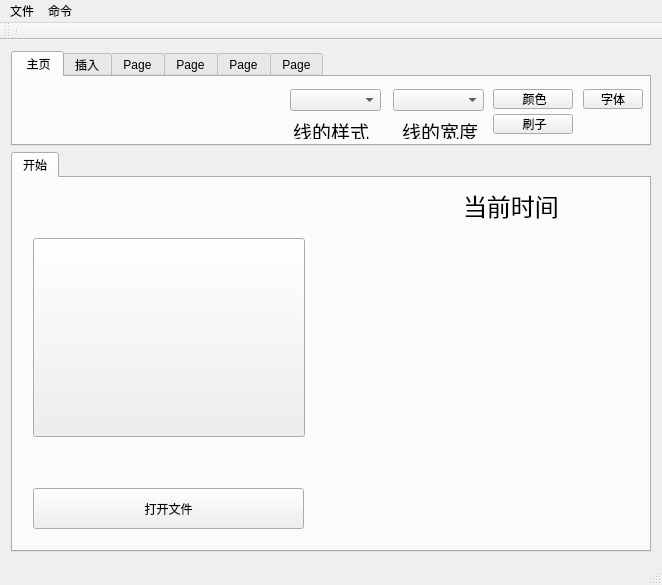
First picture: the form in mainwindow.ui, repository charon-cheung/QSketch, before the edit.
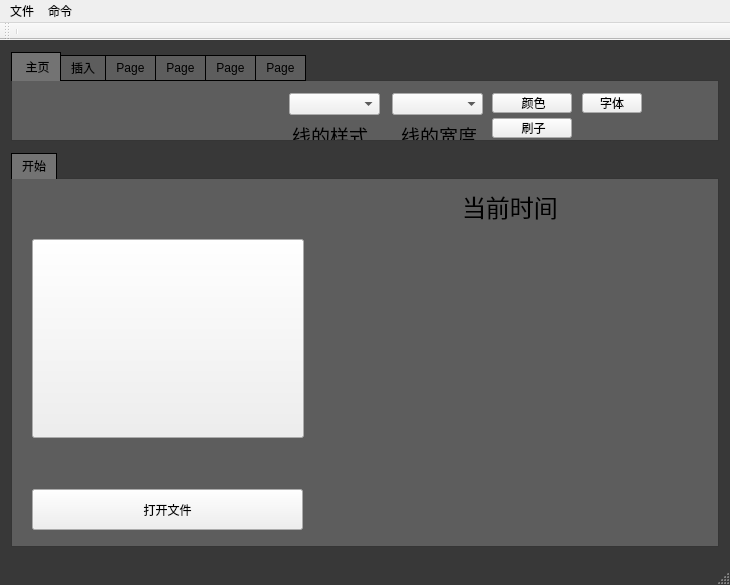
Second picture: the form after the edit. Icons and pictures are not drawn. Custom widgets are drawn as their Qt base class.

Diff of the .ui file:
```diff
--- a/mainwindow.ui
+++ b/mainwindow.ui
@@ -6,8 +6,8 @@
    <rect>
     <x>0</x>
     <y>0</y>
-    <width>660</width>
-    <height>582</height>
+    <width>730</width>
+    <height>570</height>
    </rect>
   </property>
   <property name="windowTitle">
@@ -18,7 +18,117 @@
 {
     padding: -1;
 } 
-QPushButton::menu-indicator{image:None;}</string>
+QPushButton::menu-indicator{image:None;}
+
+QMainWindow
+{
+	background-color: rgb(56,56,56);
+}
+
+
+
+QTabWidget::pane { /* The tab widget frame */
+border-top: 1px solid rgb(53,53,53);
+border-left: 1px solid rgb(53,53,53);
+border-bottom: 1px solid rgb(53,53,53);
+border-right: 1px solid rgb(53,53,53);
+
+background-color: rgb(93,93,93);
+left:    0px;
+right:   0px;
+bottom:  5px;
+right:   0px;
+}
+
+
+QTabWidget::tab-bar:top {
+    top: 1px;
+}
+
+QTabWidget::tab-bar:bottom {
+    bottom: 1px;
+}
+
+QTabWidget::tab-bar:left {
+    right: 1px;
+}
+
+QTabWidget::tab-bar:right {
+    left: 1px;
+}
+
+QTabBar::tab {
+    border: 1px solid black;
+	min-width: 70px;
+    min-height: 10px;
+}
+
+QTabBar::tab:selected {
+    background: rgb(115,115,115);
+}
+
+QTabBar::tab:!selected {
+    background: rgb(93,93,93);
+}
+
+QTabBar::tab:!selected:hover {
+    background: #999;
+}
+
+QTabBar::tab:top:!selected {
+    margin-top: 3px;
+}
+
+QTabBar::tab:bottom:!selected {
+    margin-bottom: 3px;
+}
+
+QTabBar::tab:top, QTabBar::tab:bottom {
+    min-width: 8px;
+    margin-right: -1px;
+    padding: 5px 10px 5px 10px;
+}
+
+QTabBar::tab:top:selected {
+    border-bottom-color: none;
+}
+
+QTabBar::tab:bottom:selected {
+    border-top-color: none;
+}
+
+QTabBar::tab:top:last, QTabBar::tab:bottom:last,
+QTabBar::tab:top:only-one, QTabBar::tab:bottom:only-one {
+    margin-right: 0;
+}
+
+QTabBar::tab:left:!selected {
+    margin-right: 3px;
+}
+
+QTabBar::tab:right:!selected {
+    margin-left: 3px;
+}
+
+QTabBar::tab:left, QTabBar::tab:right {
+    min-height: 8px;
+    margin-bottom: -1px;
+    padding: 10px 5px 10px 5px;
+}
+
+QTabBar::tab:left:selected {
+    border-left-color: none;
+}
+
+QTabBar::tab:right:selected {
+    border-right-color: none;
+}
+
+QTabBar::tab:left:last, QTabBar::tab:right:last,
+QTabBar::tab:left:only-one, QTabBar::tab:right:only-one {
+    margin-bottom: 0;
+}
+</string>
   </property>
   <widget class="QWidget" name="centralWidget">
    <layout class="QGridLayout" name="gridLayout">
@@ -404,8 +514,8 @@
     <rect>
      <x>0</x>
      <y>0</y>
-     <width>660</width>
-     <height>22</height>
+     <width>730</width>
+     <height>23</height>
     </rect>
    </property>
    <widget class="QMenu" name="openMenu">
```
Left out of the diff: 4 changed lines with no effect on the pictures.
